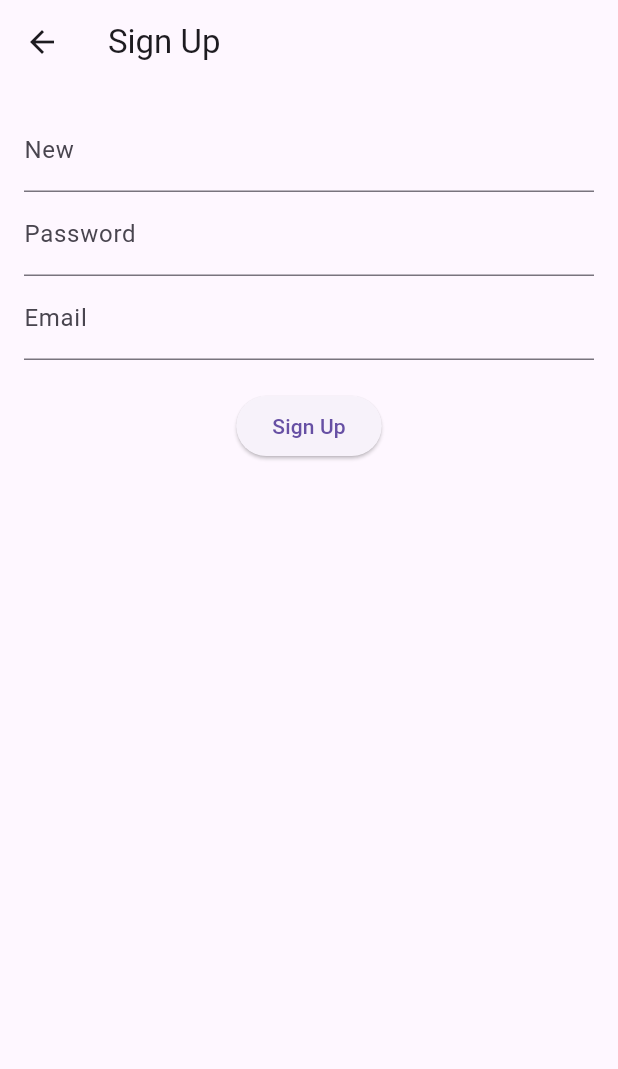
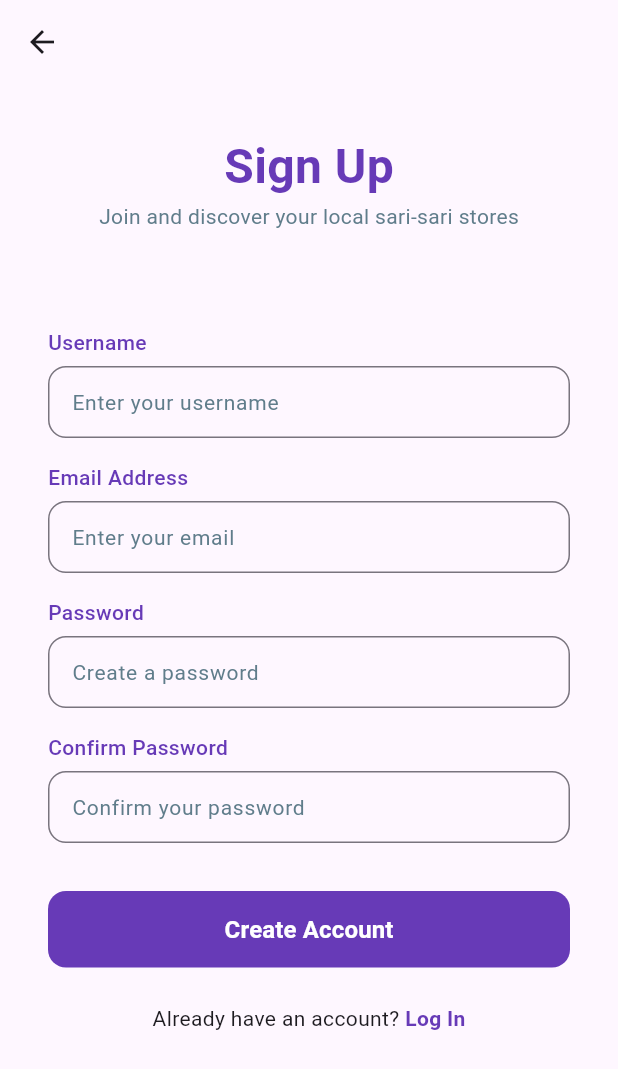
Before and after one commit to ligaya-milangela/tindahanap, a Flutter app: the SignupPage screen opened directly, on a phone screen of 412 x 824 dp. Shown: the top 1069 px of the screen. Run offline on Flutter 3.47's test engine with Material 3 defaults, Android fonts, the phone set to English and light mode, and no system bars; our stand-ins replace dio, flutter_map, latlong2, shared_preferences; accounts and stored records are empty.

Commit message:
[TDHN-001] User Signup
- Implemented the design of the user signup screen.
- Moved all files relevant to User Signup to their own folder for
better organization.
- Wrapped the async code accessing BuildContext in _SignupPageState with
a mounted check. The async gap may cause the code to access a widget
that has already been dismounted or destroyed otherwise.

```diff
--- a/front/lib/login_page.dart
+++ b/front/lib/login_page.dart
@@ -1,7 +1,7 @@
 import 'package:flutter/material.dart';
 import 'auth_service.dart';
 import 'homepage.dart'; // Import the new homepage
-import 'signup_page.dart';
+import 'user_signup/signup_page.dart';
 
 class LoginPage extends StatefulWidget {
   @override
--- a/front/lib/signup_page.dart
+++ /dev/null
@@ -1,47 +0,0 @@
-import 'package:flutter/material.dart';
-import 'auth_service.dart';
-
-class SignupPage extends StatefulWidget {
-  @override
-  _SignupPageState createState() => _SignupPageState();
-}
-
-class _SignupPageState extends State<SignupPage> {
-  final _authService = AuthService();
-  final _usernameController = TextEditingController();
-  final _passwordController = TextEditingController();
-  final _emailController = TextEditingController();
-
-  void signup() async {
-    bool success = await _authService.signup(
-      _usernameController.text,
-      _passwordController.text,
-      _emailController.text,
-    );
-    if (success) {
-      ScaffoldMessenger.of(context).showSnackBar(SnackBar(content: Text("Signup Successful!")));
-      Navigator.pop(context); // Redirect back to login
-    } else {
-      ScaffoldMessenger.of(context).showSnackBar(SnackBar(content: Text("Signup Failed")));
-    }
-  }
-
-  @override
-  Widget build(BuildContext context) {
-    return Scaffold(
-      appBar: AppBar(title: Text("Sign Up")),
-      body: Padding(
-        padding: EdgeInsets.all(16.0),
-        child: Column(
-          children: [
-            TextField(controller: _usernameController, decoration: InputDecoration(labelText: "New")),
-            TextField(controller: _passwordController, decoration: InputDecoration(labelText: "Password"), obscureText: true),
-            TextField(controller: _emailController, decoration: InputDecoration(labelText: "Email")),
-            SizedBox(height: 20),
-            ElevatedButton(onPressed: signup, child: Text("Sign Up")),
-          ],
-        ),
-      ),
-    );
-  }
-}
--- /dev/null
+++ b/front/lib/user_signup/signup_form.dart
@@ -0,0 +1,154 @@
+/* Authored by: Lurd Synell B. Najarila
+Company: ABC Co.
+Project: Tindahanap
+Feature: [TDHN-001] User Signup
+Description: User should be able to register an account using email and password.
+*/
+
+// Widget for user sign up form.
+
+import 'package:flutter/material.dart';
+
+class SignupForm extends StatelessWidget {
+  final Function(String username, String password, String email) onSubmit;
+  final _usernameController = TextEditingController();
+  final _passwordController = TextEditingController();
+  final _emailController = TextEditingController();
+
+  SignupForm({
+    super.key,
+    required this.onSubmit
+  });
+
+  void _onPressed() {
+    String username = _usernameController.text;
+    String password = _passwordController.text;
+    String email = _emailController.text;
+    onSubmit(username, password, email);
+  }
+
+  @override
+  Widget build(BuildContext context) {
+    return Center(
+      child: Padding(
+        padding: const EdgeInsets.fromLTRB(32.0, 32.0, 32.0, 0.0),
+        child: Column(
+          children: [
+            const Text(
+              'Sign Up',
+              style: TextStyle(
+                fontSize: 32,
+                fontWeight: FontWeight.w600,
+                color: Colors.deepPurple,
+              ),
+            ),
+
+            const Text(
+              'Join and discover your local sari-sari stores',
+              style: TextStyle(
+                fontSize: 14,
+                fontWeight: FontWeight.w400,
+                color: Colors.blueGrey,
+              ),
+            ),
+            const SizedBox(height: 64),
+
+            _buildFormField(
+              label: 'Username',
+              placeholder: 'Enter your username',
+              controller: _usernameController,
+            ),
+            const SizedBox(height: 16),
+
+            _buildFormField(
+              label: 'Email Address',
+              placeholder: 'Enter your email',
+              controller: _emailController,
+              keyboardType: TextInputType.emailAddress,
+            ),
+            const SizedBox(height: 16),
+
+            _buildFormField(
+              label: 'Password',
+              placeholder: 'Create a password',
+              controller: _passwordController,
+              obscureText: true,
+            ),
+            const SizedBox(height: 16),
+
+            _buildFormField(
+              label: 'Confirm Password',
+              placeholder: 'Confirm your password',
+              obscureText: true,
+            ),
+            const SizedBox(height: 32),
+
+            // Submit Button
+            SizedBox(
+              width: double.infinity,
+              child: ElevatedButton(
+                onPressed: _onPressed,
+                style: ElevatedButton.styleFrom(
+                  backgroundColor: Colors.deepPurple,
+                  foregroundColor: Colors.white,
+                  padding: const EdgeInsets.symmetric(vertical: 14),
+                  shape: RoundedRectangleBorder(
+                    borderRadius: BorderRadius.circular(12),
+                  ),
+                  elevation: 0,
+                ),
+                child: const Text(
+                  'Create Account',
+                  style: TextStyle(
+                    fontSize: 16,
+                    fontWeight: FontWeight.w600,
+                  ),
+                ),
+              ),
+            ),
+          ],
+        ),
+      ),
+    );
+  }
+
+  Widget _buildFormField({
+    required String label,
+    required String placeholder,
+    bool obscureText = false,
+    TextInputType? keyboardType,
+    TextEditingController? controller,
+  }) {
+    return Column(
+      crossAxisAlignment: CrossAxisAlignment.start,
+      children: [
+        Text(
+          label,
+          style: const TextStyle(
+            fontSize: 14,
+            fontWeight: FontWeight.w500,
+            color: Colors.deepPurple,
+          ),
+        ),
+        const SizedBox(height: 6),
+        TextField(
+          controller: controller,
+          obscureText: obscureText,
+          keyboardType: keyboardType,
+          decoration: InputDecoration(
+            border: OutlineInputBorder(
+              borderRadius: BorderRadius.circular(12.0),
+              borderSide: const BorderSide(color: Colors.blueGrey),
+            ),
+            contentPadding: const EdgeInsets.all(12.0),
+            hintText: placeholder,
+            hintStyle: const TextStyle(
+              color: Colors.blueGrey,
+              fontSize: 14,
+            ),
+          ),
+        ),
+      ],
+    );
+  }
+}
--- /dev/null
+++ b/front/lib/user_signup/signup_page.dart
@@ -0,0 +1,77 @@
+import 'package:flutter/material.dart';
+import 'signup_form.dart';
+import '../auth_service.dart';
+
+class SignupPage extends StatefulWidget {
+  const SignupPage({super.key});
+
+  @override
+  State<SignupPage> createState() => _SignupPageState();
+}
+
+class _SignupPageState extends State<SignupPage> {
+  final _authService = AuthService();
+
+  void _handleFormSubmit(String username, String password, String email) async {
+    bool success = await _authService.signup(username, password, email);
+
+    if (mounted) {
+      if (success) {
+        ScaffoldMessenger.of(context).showSnackBar(const SnackBar(content: Text("Signup Successful!")));
+        Navigator.pop(context); // Redirect back to login
+      } else {
+        ScaffoldMessenger.of(context).showSnackBar(const SnackBar(content: Text("Signup Failed")));
+      }
+    }
+  }
+
+  @override
+  Widget build(BuildContext context) {
+    return Scaffold(
+      appBar: AppBar(
+        backgroundColor: Colors.transparent,
+        elevation: 0.0,
+        scrolledUnderElevation: 0.0,
+        leading: IconButton(
+          icon: const Icon(Icons.arrow_back),
+          onPressed: () {
+            Navigator.of(context).pop();
+          },
+        ),
+      ),
+      body: SingleChildScrollView(
+        child: Column(
+          children: <Widget>[
+            SignupForm(
+              onSubmit: _handleFormSubmit,
+            ),
+            const SizedBox(height: 24),
+
+            Row(
+              mainAxisAlignment: MainAxisAlignment.center,
+              children: [
+                const Text(
+                  'Already have an account? ',
+                  style: TextStyle(fontSize: 14),
+                ),
+                InkWell(
+                  onTap: () {
+                    Navigator.of(context).pop();
+                  },
+                  child: const Text(
+                    'Log In',
+                    style: TextStyle(
+                      fontSize: 14,
+                      fontWeight: FontWeight.w600,
+                      color: Colors.deepPurple,
+                    ),
+                  ),
+                ),
+              ],
+            ),
+          ],
+        ),
+      ),
+    );
+  }
+}
```
